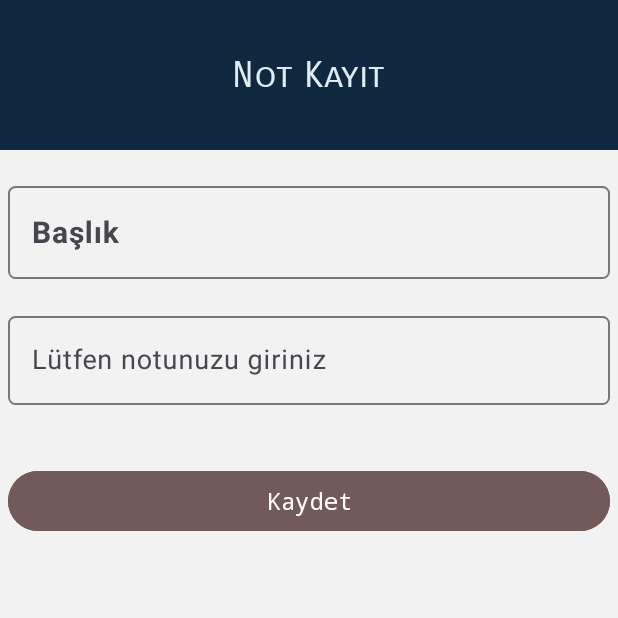
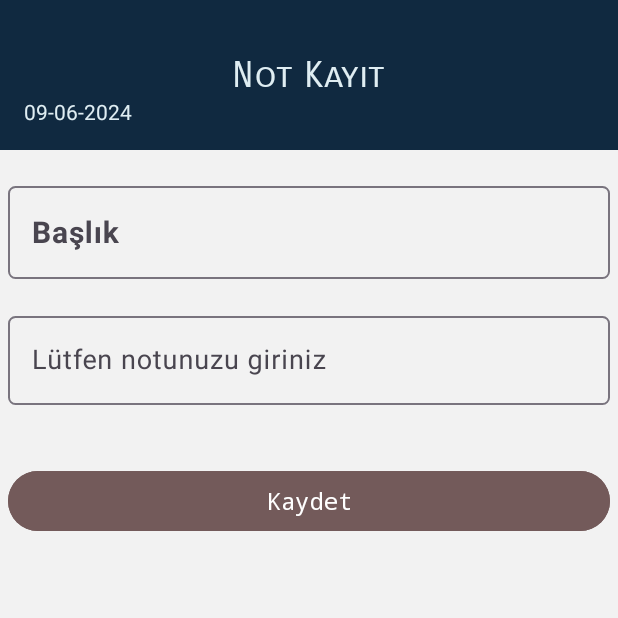
Before and after one commit to Yunussemrey/BenimNotumApp, an Android app: the NotKayitFragment screen opened through its navigation route, after a tap on "Kaydet", on a phone screen of 412 x 824 dp, the top half of it. Run offline under Robolectric (Android 15) with nearby library versions, the phone set to English and light mode, and no system bars; our stand-ins replace AdMob, Dagger/Hilt's generated code; 5 statements that could not run were skipped.

Commit message:
yeni tarih bilgisi eklendi.

```diff
--- a/app/src/main/java/com/yunusemre/notapp/ui/fragment/NotKayitFragment.java
+++ b/app/src/main/java/com/yunusemre/notapp/ui/fragment/NotKayitFragment.java
@@ -32,6 +32,7 @@ import com.yunusemre.notapp.databinding.FragmentNotKayitBinding;
 import com.yunusemre.notapp.ui.viewmodel.NotKayitViewModel;
 
 import java.text.SimpleDateFormat;
+import java.util.Date;
 import java.util.Locale;
 import java.util.Map;
 import java.util.Set;
@@ -45,6 +46,7 @@ public class NotKayitFragment extends Fragment {
 
     private NotKayitViewModel viewModel;
     SharedPreferences sp;
+    SharedPreferences.Editor editor;
     private AdView banner2;
     String not_baslik;
     String not_icerik;
@@ -56,7 +58,7 @@ public class NotKayitFragment extends Fragment {
 
             //shared preferences tanımlama
             sp = requireActivity().getSharedPreferences("Tarih", Context.MODE_PRIVATE);
-
+            editor = sp.edit();
         MobileAds.initialize(requireContext(), new OnInitializationCompleteListener() {
             @Override
             public void onInitializationComplete(InitializationStatus initializationStatus) {
@@ -72,9 +74,9 @@ public class NotKayitFragment extends Fragment {
 
 
 
+                String tarih = new SimpleDateFormat("dd-MM-yyyy", Locale.getDefault()).format(new Date());
 
-
-
+                binding.textTarih.setText(tarih);
 
 
 
@@ -88,6 +90,8 @@ public class NotKayitFragment extends Fragment {
                         viewModel.kaydet(not_baslik,not_icerik);
                         Navigation.findNavController(v).navigate(R.id.kayitToAnasayfa);
                     }
+                    editor.putString("tarih",tarih);
+                    editor.apply();
 
 
             });
--- a/app/src/main/res/layout/fragment_not_kayit.xml
+++ b/app/src/main/res/layout/fragment_not_kayit.xml
@@ -131,5 +131,16 @@
 
     </ScrollView>
 
+    <TextView
+        android:id="@+id/textTarih"
+        android:layout_width="wrap_content"
+        android:layout_height="wrap_content"
+        android:layout_marginStart="16dp"
+        android:layout_marginBottom="16dp"
+        android:textAlignment="viewEnd"
+        android:textColor="@color/zemin"
+        app:layout_constraintBottom_toBottomOf="@+id/toolbar2"
+        app:layout_constraintStart_toStartOf="parent" />
+
 
 </androidx.constraintlayout.widget.ConstraintLayout>
```
Also changed, not shown: app/src/main/java/com/yunusemre/notapp/ui/fragment/NotOkumaFragment.java (+6 -1 lines), app/src/main/res/layout/fragment_not_okuma.xml (+10 -0 lines).
